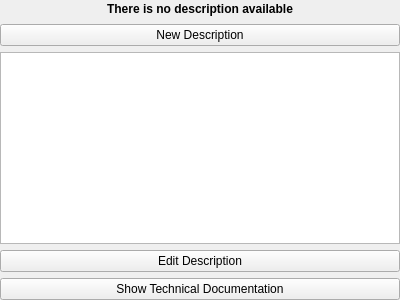
Before: the Qt Designer form Include/icmpstr/CQuickHelpViewerComp.ui in ImagingTools/Acf, drawn with Qt 5.
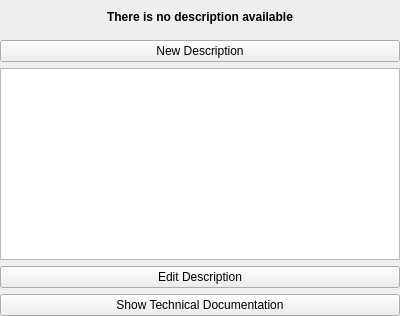
After: the same form once the commit is applied.

Commit message: Compositor: Quick help extended to provide technical information in separated browser window and possibility to edit component short description.

```diff
--- a/Include/icmpstr/CQuickHelpViewerComp.ui
+++ b/Include/icmpstr/CQuickHelpViewerComp.ui
@@ -7,9 +7,15 @@
     <x>0</x>
     <y>0</y>
     <width>400</width>
-    <height>300</height>
+    <height>316</height>
    </rect>
   </property>
+  <property name="sizePolicy">
+   <sizepolicy hsizetype="Ignored" vsizetype="Ignored">
+    <horstretch>0</horstretch>
+    <verstretch>0</verstretch>
+   </sizepolicy>
+  </property>
   <property name="windowTitle">
    <string>Form</string>
   </property>
@@ -73,7 +79,7 @@
       <item>
        <widget class="QTextBrowser" name="DescriptionBrowser">
         <property name="sizePolicy">
-         <sizepolicy hsizetype="Expanding" vsizetype="Minimum">
+         <sizepolicy hsizetype="Minimum" vsizetype="Minimum">
           <horstretch>0</horstretch>
           <verstretch>0</verstretch>
          </sizepolicy>
```
The commit also changes 4 other files.
